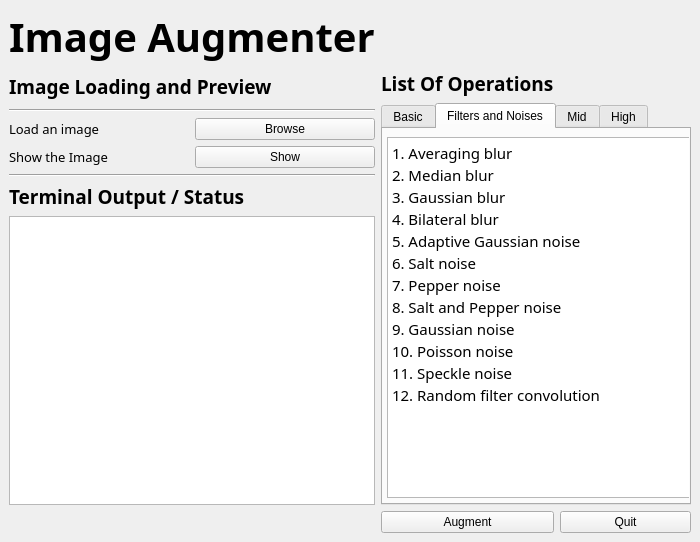
Qt form gui.ui (pranav6670/Image-Augmenter) before a commit.
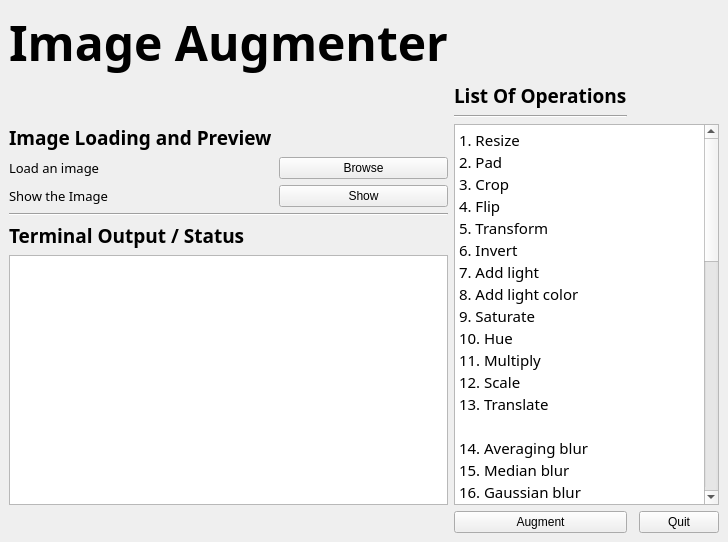
The same form after that commit. The open tabs and pages were chosen to show the change.

```diff
--- a/gui.ui
+++ b/gui.ui
@@ -15,28 +15,6 @@
   </property>
   <widget class="QWidget" name="centralwidget">
    <layout class="QGridLayout" name="gridLayout">
-    <item row="9" column="2">
-     <widget class="QPushButton" name="augment">
-      <property name="text">
-       <string>Augment</string>
-      </property>
-     </widget>
-    </item>
-    <item row="1" column="0" rowspan="2" colspan="2">
-     <widget class="QLabel" name="label_6">
-      <property name="font">
-       <font>
-        <family>Trebuchet MS</family>
-        <pointsize>14</pointsize>
-        <weight>75</weight>
-        <bold>true</bold>
-       </font>
-      </property>
-      <property name="text">
-       <string>Image Loading and Preview</string>
-      </property>
-     </widget>
-    </item>
     <item row="5" column="0">
      <widget class="QLabel" name="label_3">
       <property name="font">
@@ -50,21 +28,6 @@
       </property>
      </widget>
     </item>
-    <item row="0" column="0" colspan="2">
-     <widget class="QLabel" name="label">
-      <property name="font">
-       <font>
-        <family>Trebuchet MS</family>
-        <pointsize>30</pointsize>
-        <weight>75</weight>
-        <bold>true</bold>
-       </font>
-      </property>
-      <property name="text">
-       <string>Image Augmenter</string>
-      </property>
-     </widget>
-    </item>
     <item row="5" column="1">
      <widget class="QPushButton" name="showim">
       <property name="text">
@@ -79,8 +42,8 @@
       </property>
      </widget>
     </item>
-    <item row="1" column="2">
-     <widget class="QLabel" name="label_5">
+    <item row="7" column="0" colspan="2">
+     <widget class="QLabel" name="label_4">
       <property name="font">
        <font>
         <family>Trebuchet MS</family>
@@ -90,21 +53,39 @@
        </font>
       </property>
       <property name="text">
-       <string>List Of Operations</string>
+       <string>Terminal Output / Status</string>
       </property>
      </widget>
     </item>
-    <item row="9" column="3">
+    <item row="8" column="0" colspan="2">
+     <widget class="QTextEdit" name="cmdop"/>
+    </item>
+    <item row="9" column="2">
+     <widget class="QPushButton" name="augment">
+      <property name="text">
+       <string>Augment</string>
+      </property>
+     </widget>
+    </item>
+    <item row="9" column="4">
      <widget class="QPushButton" name="quit">
       <property name="text">
        <string>Quit</string>
       </property>
      </widget>
     </item>
-    <item row="3" column="0" colspan="2">
-     <widget class="Line" name="line">
-      <property name="orientation">
-       <enum>Qt::Horizontal</enum>
+    <item row="0" column="0" colspan="2">
+     <widget class="QLabel" name="label">
+      <property name="font">
+       <font>
+        <family>Trebuchet MS</family>
+        <pointsize>36</pointsize>
+        <weight>75</weight>
+        <bold>true</bold>
+       </font>
+      </property>
+      <property name="text">
+       <string>Image Augmenter</string>
       </property>
      </widget>
     </item>
@@ -128,55 +109,18 @@
       </property>
      </widget>
     </item>
-    <item row="8" column="0" colspan="2">
-     <widget class="QTextEdit" name="cmdop"/>
-    </item>
-    <item row="7" column="0" colspan="2">
-     <widget class="QLabel" name="label_4">
+    <item row="3" column="2" rowspan="6" colspan="3">
+     <widget class="QTextBrowser" name="textBrowser">
       <property name="font">
        <font>
         <family>Trebuchet MS</family>
-        <pointsize>14</pointsize>
-        <weight>75</weight>
-        <bold>true</bold>
        </font>
       </property>
-      <property name="text">
-       <string>Terminal Output / Status</string>
+      <property name="frameShadow">
+       <enum>QFrame::Raised</enum>
       </property>
-     </widget>
-    </item>
-    <item row="2" column="2" rowspan="7" colspan="2">
-     <widget class="QTabWidget" name="tabWidget">
-      <property name="layoutDirection">
-       <enum>Qt::LeftToRight</enum>
-      </property>
-      <property name="currentIndex">
-       <number>0</number>
-      </property>
-      <widget class="QWidget" name="tab">
-       <attribute name="title">
-        <string>Basic</string>
-       </attribute>
-       <widget class="QTextBrowser" name="textBrowser">
-        <property name="geometry">
-         <rect>
-          <x>4</x>
-          <y>8</y>
-          <width>326</width>
-          <height>361</height>
-         </rect>
-        </property>
-        <property name="font">
-         <font>
-          <family>Trebuchet MS</family>
-         </font>
-        </property>
-        <property name="frameShadow">
-         <enum>QFrame::Raised</enum>
-        </property>
-        <property name="html">
-         <string>&lt;!DOCTYPE HTML PUBLIC &quot;-//W3C//DTD HTML 4.0//EN&quot; &quot;http://www.w3.org/TR/REC-html40/strict.dtd&quot;&gt;
+      <property name="html">
+       <string>&lt;!DOCTYPE HTML PUBLIC &quot;-//W3C//DTD HTML 4.0//EN&quot; &quot;http://www.w3.org/TR/REC-html40/strict.dtd&quot;&gt;
 &lt;html&gt;&lt;head&gt;&lt;meta name=&quot;qrichtext&quot; content=&quot;1&quot; /&gt;&lt;style type=&quot;text/css&quot;&gt;
 p, li { white-space: pre-wrap; }
 &lt;/style&gt;&lt;/head&gt;&lt;body style=&quot; font-family:'Trebuchet MS'; font-size:11pt; font-weight:400; font-style:normal;&quot;&gt;
@@ -194,77 +138,23 @@
 &lt;p style=&quot; margin-top:0px; margin-bottom:0px; margin-left:0px; margin-right:0px; -qt-block-indent:0; text-indent:0px;&quot;&gt;12. Scale&lt;/p&gt;
 &lt;p style=&quot; margin-top:0px; margin-bottom:0px; margin-left:0px; margin-right:0px; -qt-block-indent:0; text-indent:0px;&quot;&gt;13. Translate&lt;/p&gt;
 &lt;p style=&quot;-qt-paragraph-type:empty; margin-top:0px; margin-bottom:0px; margin-left:0px; margin-right:0px; -qt-block-indent:0; text-indent:0px;&quot;&gt;&lt;br /&gt;&lt;/p&gt;
+&lt;p style=&quot; margin-top:0px; margin-bottom:0px; margin-left:0px; margin-right:0px; -qt-block-indent:0; text-indent:0px;&quot;&gt;14. Averaging blur&lt;/p&gt;
+&lt;p style=&quot; margin-top:0px; margin-bottom:0px; margin-left:0px; margin-right:0px; -qt-block-indent:0; text-indent:0px;&quot;&gt;15. Median blur&lt;/p&gt;
+&lt;p style=&quot; margin-top:0px; margin-bottom:0px; margin-left:0px; margin-right:0px; -qt-block-indent:0; text-indent:0px;&quot;&gt;16. Gaussian blur&lt;/p&gt;
+&lt;p style=&quot; margin-top:0px; margin-bottom:0px; margin-left:0px; margin-right:0px; -qt-block-indent:0; text-indent:0px;&quot;&gt;17. Bilateral blur&lt;/p&gt;
+&lt;p style=&quot; margin-top:0px; margin-bottom:0px; margin-left:0px; margin-right:0px; -qt-block-indent:0; text-indent:0px;&quot;&gt;18. Adaptive Gaussian noise&lt;/p&gt;
+&lt;p style=&quot; margin-top:0px; margin-bottom:0px; margin-left:0px; margin-right:0px; -qt-block-indent:0; text-indent:0px;&quot;&gt;19. Salt noise&lt;/p&gt;
+&lt;p style=&quot; margin-top:0px; margin-bottom:0px; margin-left:0px; margin-right:0px; -qt-block-indent:0; text-indent:0px;&quot;&gt;20. Pepper noise&lt;/p&gt;
+&lt;p style=&quot; margin-top:0px; margin-bottom:0px; margin-left:0px; margin-right:0px; -qt-block-indent:0; text-indent:0px;&quot;&gt;21. Salt and Pepper noise&lt;/p&gt;
+&lt;p style=&quot; margin-top:0px; margin-bottom:0px; margin-left:0px; margin-right:0px; -qt-block-indent:0; text-indent:0px;&quot;&gt;22. Gaussian noise&lt;/p&gt;
+&lt;p style=&quot; margin-top:0px; margin-bottom:0px; margin-left:0px; margin-right:0px; -qt-block-indent:0; text-indent:0px;&quot;&gt;23. Poisson noise&lt;/p&gt;
+&lt;p style=&quot; margin-top:0px; margin-bottom:0px; margin-left:0px; margin-right:0px; -qt-block-indent:0; text-indent:0px;&quot;&gt;24. Speckle noise&lt;/p&gt;
+&lt;p style=&quot; margin-top:0px; margin-bottom:0px; margin-left:0px; margin-right:0px; -qt-block-indent:0; text-indent:0px;&quot;&gt;25. Random filter convolution&lt;/p&gt;
 &lt;p style=&quot;-qt-paragraph-type:empty; margin-top:0px; margin-bottom:0px; margin-left:0px; margin-right:0px; -qt-block-indent:0; text-indent:0px;&quot;&gt;&lt;br /&gt;&lt;/p&gt;
+&lt;p style=&quot; margin-top:0px; margin-bottom:0px; margin-left:0px; margin-right:0px; -qt-block-indent:0; text-indent:0px;&quot;&gt;26. Sharpen &lt;/p&gt;
+&lt;p style=&quot; margin-top:0px; margin-bottom:0px; margin-left:0px; margin-right:0px; -qt-block-indent:0; text-indent:0px;&quot;&gt;27. Emboss&lt;/p&gt;
 &lt;p style=&quot;-qt-paragraph-type:empty; margin-top:0px; margin-bottom:0px; margin-left:0px; margin-right:0px; -qt-block-indent:0; text-indent:0px;&quot;&gt;&lt;br /&gt;&lt;/p&gt;
-&lt;p style=&quot;-qt-paragraph-type:empty; margin-top:0px; margin-bottom:0px; margin-left:0px; margin-right:0px; -qt-block-indent:0; text-indent:0px;&quot;&gt;&lt;br /&gt;&lt;/p&gt;&lt;/body&gt;&lt;/html&gt;</string>
-        </property>
-       </widget>
-      </widget>
-      <widget class="QWidget" name="tab_2">
-       <attribute name="title">
-        <string>Filters and Noises</string>
-       </attribute>
-       <widget class="QTextBrowser" name="textBrowser_2">
-        <property name="geometry">
-         <rect>
-          <x>4</x>
-          <y>8</y>
-          <width>326</width>
-          <height>361</height>
-         </rect>
-        </property>
-        <property name="font">
-         <font>
-          <family>Trebuchet MS</family>
-         </font>
-        </property>
-        <property name="html">
-         <string>&lt;!DOCTYPE HTML PUBLIC &quot;-//W3C//DTD HTML 4.0//EN&quot; &quot;http://www.w3.org/TR/REC-html40/strict.dtd&quot;&gt;
-&lt;html&gt;&lt;head&gt;&lt;meta name=&quot;qrichtext&quot; content=&quot;1&quot; /&gt;&lt;style type=&quot;text/css&quot;&gt;
-p, li { white-space: pre-wrap; }
-&lt;/style&gt;&lt;/head&gt;&lt;body style=&quot; font-family:'Trebuchet MS'; font-size:11pt; font-weight:400; font-style:normal;&quot;&gt;
-&lt;p style=&quot; margin-top:0px; margin-bottom:0px; margin-left:0px; margin-right:0px; -qt-block-indent:0; text-indent:0px;&quot;&gt;1. Averaging blur&lt;/p&gt;
-&lt;p style=&quot; margin-top:0px; margin-bottom:0px; margin-left:0px; margin-right:0px; -qt-block-indent:0; text-indent:0px;&quot;&gt;2. Median blur&lt;/p&gt;
-&lt;p style=&quot; margin-top:0px; margin-bottom:0px; margin-left:0px; margin-right:0px; -qt-block-indent:0; text-indent:0px;&quot;&gt;3. Gaussian blur&lt;/p&gt;
-&lt;p style=&quot; margin-top:0px; margin-bottom:0px; margin-left:0px; margin-right:0px; -qt-block-indent:0; text-indent:0px;&quot;&gt;4. Bilateral blur&lt;/p&gt;
-&lt;p style=&quot; margin-top:0px; margin-bottom:0px; margin-left:0px; margin-right:0px; -qt-block-indent:0; text-indent:0px;&quot;&gt;5. Adaptive Gaussian noise&lt;/p&gt;
-&lt;p style=&quot; margin-top:0px; margin-bottom:0px; margin-left:0px; margin-right:0px; -qt-block-indent:0; text-indent:0px;&quot;&gt;6. Salt noise&lt;/p&gt;
-&lt;p style=&quot; margin-top:0px; margin-bottom:0px; margin-left:0px; margin-right:0px; -qt-block-indent:0; text-indent:0px;&quot;&gt;7. Pepper noise&lt;/p&gt;
-&lt;p style=&quot; margin-top:0px; margin-bottom:0px; margin-left:0px; margin-right:0px; -qt-block-indent:0; text-indent:0px;&quot;&gt;8. Salt and Pepper noise&lt;/p&gt;
-&lt;p style=&quot; margin-top:0px; margin-bottom:0px; margin-left:0px; margin-right:0px; -qt-block-indent:0; text-indent:0px;&quot;&gt;9. Gaussian noise&lt;/p&gt;
-&lt;p style=&quot; margin-top:0px; margin-bottom:0px; margin-left:0px; margin-right:0px; -qt-block-indent:0; text-indent:0px;&quot;&gt;10. Poisson noise&lt;/p&gt;
-&lt;p style=&quot; margin-top:0px; margin-bottom:0px; margin-left:0px; margin-right:0px; -qt-block-indent:0; text-indent:0px;&quot;&gt;11. Speckle noise&lt;/p&gt;
-&lt;p style=&quot; margin-top:0px; margin-bottom:0px; margin-left:0px; margin-right:0px; -qt-block-indent:0; text-indent:0px;&quot;&gt;12. Random filter convolution&lt;/p&gt;&lt;/body&gt;&lt;/html&gt;</string>
-        </property>
-       </widget>
-      </widget>
-      <widget class="QWidget" name="tab_3">
-       <attribute name="title">
-        <string>Mid</string>
-       </attribute>
-       <widget class="QTextBrowser" name="textBrowser_5">
-        <property name="geometry">
-         <rect>
-          <x>4</x>
-          <y>8</y>
-          <width>326</width>
-          <height>361</height>
-         </rect>
-        </property>
-        <property name="font">
-         <font>
-          <family>Trebuchet MS</family>
-         </font>
-        </property>
-        <property name="html">
-         <string>&lt;!DOCTYPE HTML PUBLIC &quot;-//W3C//DTD HTML 4.0//EN&quot; &quot;http://www.w3.org/TR/REC-html40/strict.dtd&quot;&gt;
-&lt;html&gt;&lt;head&gt;&lt;meta name=&quot;qrichtext&quot; content=&quot;1&quot; /&gt;&lt;style type=&quot;text/css&quot;&gt;
-p, li { white-space: pre-wrap; }
-&lt;/style&gt;&lt;/head&gt;&lt;body style=&quot; font-family:'Trebuchet MS'; font-size:11pt; font-weight:400; font-style:normal;&quot;&gt;
-&lt;p style=&quot; margin-top:0px; margin-bottom:0px; margin-left:0px; margin-right:0px; -qt-block-indent:0; text-indent:0px;&quot;&gt;1. Sharpen &lt;/p&gt;
-&lt;p style=&quot; margin-top:0px; margin-bottom:0px; margin-left:0px; margin-right:0px; -qt-block-indent:0; text-indent:0px;&quot;&gt;2. Emboss&lt;/p&gt;
-&lt;p style=&quot;-qt-paragraph-type:empty; margin-top:0px; margin-bottom:0px; margin-left:0px; margin-right:0px; -qt-block-indent:0; text-indent:0px;&quot;&gt;&lt;br /&gt;&lt;/p&gt;
-&lt;p style=&quot; margin-top:0px; margin-bottom:0px; margin-left:0px; margin-right:0px; -qt-block-indent:0; text-indent:0px;&quot;&gt;3. Morphological &lt;/p&gt;
+&lt;p style=&quot; margin-top:0px; margin-bottom:0px; margin-left:0px; margin-right:0px; -qt-block-indent:0; text-indent:0px;&quot;&gt;28. Morphological &lt;/p&gt;
 &lt;p style=&quot; margin-top:0px; margin-bottom:0px; margin-left:0px; margin-right:0px; -qt-block-indent:0; text-indent:0px;&quot;&gt;   1. Erode &lt;/p&gt;
 &lt;p style=&quot; margin-top:0px; margin-bottom:0px; margin-left:0px; margin-right:0px; -qt-block-indent:0; text-indent:0px;&quot;&gt;   2. Dilate&lt;/p&gt;
 &lt;p style=&quot; margin-top:0px; margin-bottom:0px; margin-left:0px; margin-right:0px; -qt-block-indent:0; text-indent:0px;&quot;&gt;   3. Open&lt;/p&gt;
@@ -272,45 +162,55 @@
 &lt;p style=&quot; margin-top:0px; margin-bottom:0px; margin-left:0px; margin-right:0px; -qt-block-indent:0; text-indent:0px;&quot;&gt;   5. Top Hat&lt;/p&gt;
 &lt;p style=&quot; margin-top:0px; margin-bottom:0px; margin-left:0px; margin-right:0px; -qt-block-indent:0; text-indent:0px;&quot;&gt;   6. Black Hat&lt;/p&gt;
 &lt;p style=&quot;-qt-paragraph-type:empty; margin-top:0px; margin-bottom:0px; margin-left:0px; margin-right:0px; -qt-block-indent:0; text-indent:0px;&quot;&gt;&lt;br /&gt;&lt;/p&gt;
-&lt;p style=&quot; margin-top:0px; margin-bottom:0px; margin-left:0px; margin-right:0px; -qt-block-indent:0; text-indent:0px;&quot;&gt;4. Edges&lt;/p&gt;
+&lt;p style=&quot; margin-top:0px; margin-bottom:0px; margin-left:0px; margin-right:0px; -qt-block-indent:0; text-indent:0px;&quot;&gt;29. Edges&lt;/p&gt;
 &lt;p style=&quot; margin-top:0px; margin-bottom:0px; margin-left:0px; margin-right:0px; -qt-block-indent:0; text-indent:0px;&quot;&gt;   1. Prewitt&lt;/p&gt;
 &lt;p style=&quot; margin-top:0px; margin-bottom:0px; margin-left:0px; margin-right:0px; -qt-block-indent:0; text-indent:0px;&quot;&gt;   2. Sobel&lt;/p&gt;
 &lt;p style=&quot; margin-top:0px; margin-bottom:0px; margin-left:0px; margin-right:0px; -qt-block-indent:0; text-indent:0px;&quot;&gt;   3. Canny&lt;/p&gt;
 &lt;p style=&quot;-qt-paragraph-type:empty; margin-top:0px; margin-bottom:0px; margin-left:0px; margin-right:0px; -qt-block-indent:0; text-indent:0px;&quot;&gt;&lt;br /&gt;&lt;/p&gt;
-&lt;p style=&quot; margin-top:0px; margin-bottom:0px; margin-left:0px; margin-right:0px; -qt-block-indent:0; text-indent:0px;&quot;&gt;5. Grayscaling&lt;/p&gt;
-&lt;p style=&quot; margin-top:0px; margin-bottom:0px; margin-left:0px; margin-right:0px; -qt-block-indent:0; text-indent:0px;&quot;&gt;6. Superpixel&lt;/p&gt;&lt;/body&gt;&lt;/html&gt;</string>
-        </property>
-       </widget>
-      </widget>
-      <widget class="QWidget" name="tab_4">
-       <attribute name="title">
-        <string>High</string>
-       </attribute>
-       <widget class="QTextBrowser" name="textBrowser_6">
-        <property name="geometry">
-         <rect>
-          <x>4</x>
-          <y>8</y>
-          <width>326</width>
-          <height>361</height>
-         </rect>
-        </property>
-        <property name="font">
-         <font>
-          <family>Trebuchet MS</family>
-         </font>
-        </property>
-        <property name="html">
-         <string>&lt;!DOCTYPE HTML PUBLIC &quot;-//W3C//DTD HTML 4.0//EN&quot; &quot;http://www.w3.org/TR/REC-html40/strict.dtd&quot;&gt;
-&lt;html&gt;&lt;head&gt;&lt;meta name=&quot;qrichtext&quot; content=&quot;1&quot; /&gt;&lt;style type=&quot;text/css&quot;&gt;
-p, li { white-space: pre-wrap; }
-&lt;/style&gt;&lt;/head&gt;&lt;body style=&quot; font-family:'Trebuchet MS'; font-size:11pt; font-weight:400; font-style:normal;&quot;&gt;
-&lt;p style=&quot; margin-top:0px; margin-bottom:0px; margin-left:0px; margin-right:0px; -qt-block-indent:0; text-indent:0px;&quot;&gt;1. Contrast Stretching&lt;/p&gt;
-&lt;p style=&quot; margin-top:0px; margin-bottom:0px; margin-left:0px; margin-right:0px; -qt-block-indent:0; text-indent:0px;&quot;&gt;2. Histogram Equalization&lt;/p&gt;
+&lt;p style=&quot; margin-top:0px; margin-bottom:0px; margin-left:0px; margin-right:0px; -qt-block-indent:0; text-indent:0px;&quot;&gt;30. Grayscaling&lt;/p&gt;
+&lt;p style=&quot; margin-top:0px; margin-bottom:0px; margin-left:0px; margin-right:0px; -qt-block-indent:0; text-indent:0px;&quot;&gt;31. Superpixel&lt;/p&gt;
+&lt;p style=&quot;-qt-paragraph-type:empty; margin-top:0px; margin-bottom:0px; margin-left:0px; margin-right:0px; -qt-block-indent:0; text-indent:0px;&quot;&gt;&lt;br /&gt;&lt;/p&gt;
+&lt;p style=&quot; margin-top:0px; margin-bottom:0px; margin-left:0px; margin-right:0px; -qt-block-indent:0; text-indent:0px;&quot;&gt;32. Contrast Stretching&lt;/p&gt;
+&lt;p style=&quot; margin-top:0px; margin-bottom:0px; margin-left:0px; margin-right:0px; -qt-block-indent:0; text-indent:0px;&quot;&gt;33. Histogram Equalization&lt;/p&gt;
 &lt;p style=&quot;-qt-paragraph-type:empty; margin-top:0px; margin-bottom:0px; margin-left:0px; margin-right:0px; -qt-block-indent:0; text-indent:0px;&quot;&gt;&lt;br /&gt;&lt;/p&gt;&lt;/body&gt;&lt;/html&gt;</string>
-        </property>
-       </widget>
-      </widget>
+      </property>
+     </widget>
+    </item>
+    <item row="1" column="2">
+     <widget class="QLabel" name="label_5">
+      <property name="font">
+       <font>
+        <family>Trebuchet MS</family>
+        <pointsize>14</pointsize>
+        <weight>75</weight>
+        <bold>true</bold>
+       </font>
+      </property>
+      <property name="text">
+       <string>List Of Operations</string>
+      </property>
+     </widget>
+    </item>
+    <item row="3" column="0">
+     <widget class="QLabel" name="label_6">
+      <property name="font">
+       <font>
+        <family>Trebuchet MS</family>
+        <pointsize>14</pointsize>
+        <weight>75</weight>
+        <bold>true</bold>
+       </font>
+      </property>
+      <property name="text">
+       <string>Image Loading and Preview</string>
+      </property>
+     </widget>
+    </item>
+    <item row="2" column="2">
+     <widget class="Line" name="line_3">
+      <property name="orientation">
+       <enum>Qt::Horizontal</enum>
+      </property>
      </widget>
     </item>
    </layout>
```
